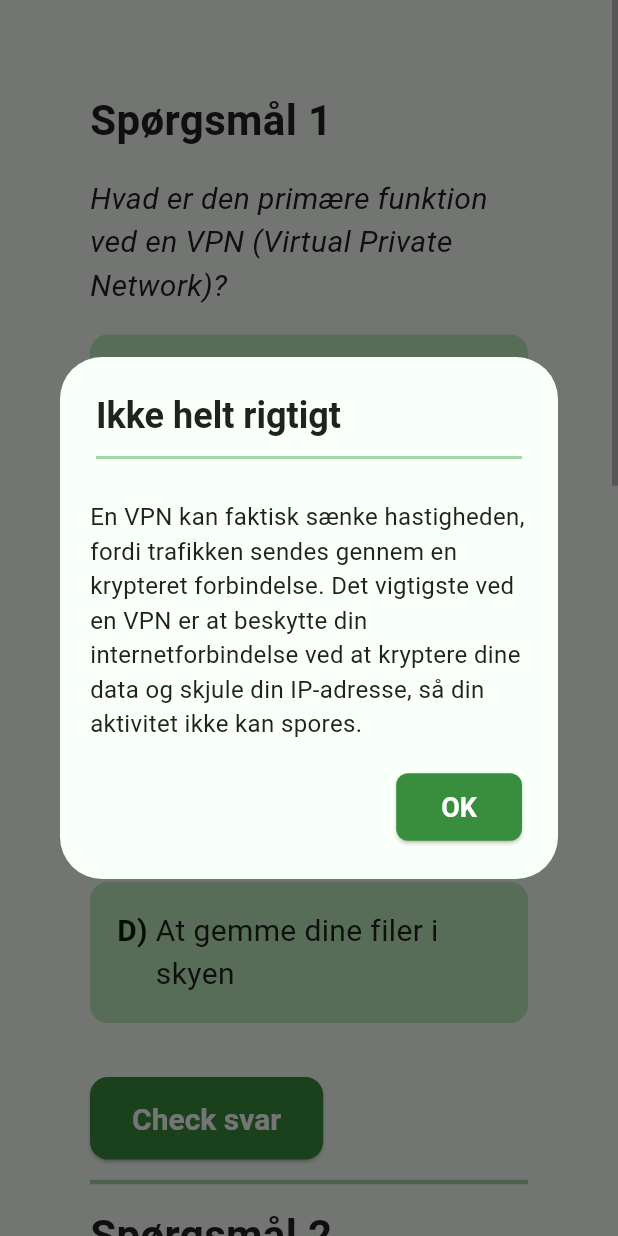
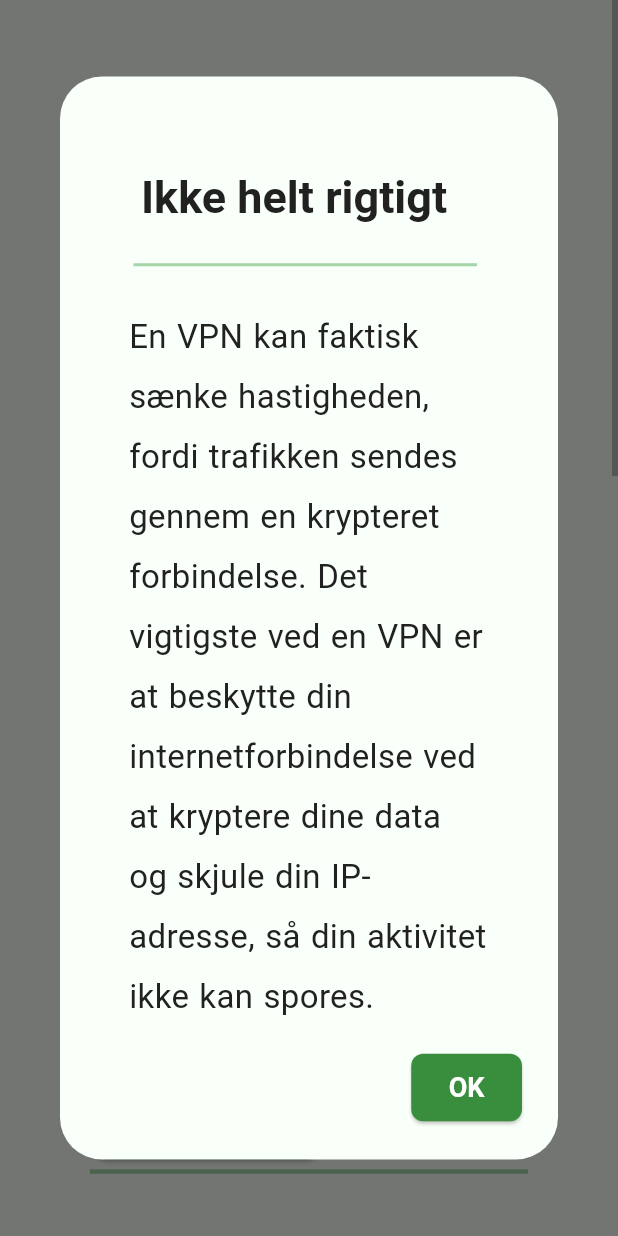
Before and after one commit to NadjaDH/LockEd, a Flutter app: the TaskPage screen opened directly with empty values, after a tap on "A)", after a tap on "Check svar", on a phone screen of 412 x 824 dp. Run offline on Flutter 3.47's test engine with Material 3 defaults, Android fonts, the light colour scheme and no system bars; our stand-ins replace flutter_blue_plus, permission_handler; Roboto replaces fonts that are missing (DM Sans).

Commit message:
de sidste styling ting

```diff
--- a/locked/lib/data/tasks.dart
+++ b/locked/lib/data/tasks.dart
@@ -15,7 +15,7 @@ final List<TaskCollection> taskCollections = [
         ],
         correctAnswerIndex: 1,
         correctFeedback:
-            'Korrekt! En VPN bruges primært til at skabe en sikker forbindelse ved at kryptere din internettrafik og skjule din IP-adresse. Det kan være relevant f.eks. ved hjemmearbejde eller arbejde offentlige steder.',
+            'En VPN bruges primært til at skabe en sikker forbindelse ved at kryptere din internettrafik og skjule din IP-adresse. Det kan være relevant f.eks. ved hjemmearbejde eller arbejde offentlige steder.',
         feedback: [
           'En VPN kan faktisk sænke hastigheden, fordi trafikken sendes gennem en krypteret forbindelse. Det vigtigste ved en VPN er at beskytte din internetforbindelse ved at kryptere dine data og skjule din IP-adresse, så din aktivitet ikke kan spores.',
           'VPNer har ikke noget med antivirus at gøre og kan ikke beskytte dig mod virus direkte. VPNer beskytter dine data under overførsel, mens antivirus beskytter din enhed mod skadelige programmer, to forskellige ting.',
@@ -33,7 +33,7 @@ final List<TaskCollection> taskCollections = [
         ],
         correctAnswerIndex: 0,
         correctFeedback:
-            'Korrekt! Logs gør det muligt at opdage usædvanlig eller mistænkelig aktivitet, så man kan reagere hurtigt og forhindre sikkerhedsbrud.',
+            'Logs gør det muligt at opdage usædvanlig eller mistænkelig aktivitet, så man kan reagere hurtigt og forhindre sikkerhedsbrud.',
         feedback: [
           'Det kan være en bivirkning, men ikke formålet. Logs handler først og fremmest om at overvåge adgang og beskytte systemet mod misbrug, ikke at registrere alt brugerne laver.',
           'Dette handler om brugerrettigheder og adgangsstyring, ikke logging. Logs hjælper med at overvåge adgang, de tildeler den ikke..',
@@ -60,7 +60,7 @@ final List<TaskCollection> taskCollections = [
         ],
         correctAnswerIndex: 1,
         correctFeedback:
-            'Korrekt! En af de mest almindelige årsager til datalæk i cloud-løsninger er forkert opsatte adgangsrettigheder. Hvis man fx ikke begrænser, hvem der må tilgå visse mapper eller databaser, kan følsomme oplysninger ende med at være offentligt tilgængelige uden at man opdager det. Det er ikke nødvendigvis en fejl i systemet, men i måden det er sat op på.',
+            'En af de mest almindelige årsager til datalæk i cloud-løsninger er forkert opsatte adgangsrettigheder. Hvis man fx ikke begrænser, hvem der må tilgå visse mapper eller databaser, kan følsomme oplysninger ende med at være offentligt tilgængelige uden at man opdager det. Det er ikke nødvendigvis en fejl i systemet, men i måden det er sat op på.',
         feedback: [
           'Det kan bestemt være en risiko at dele med de forkerte, men det kræver en aktiv handling. Utilsigtet eksponering i cloud sker oftere ved forkerte standardindstillinger eller glemte begrænsninger, ikke nødvendigvis bevidst deling.',
           'Manglende opdateringer kan føre til sårbarheder, men de fører ikke i sig selv til eksponering af data. Det er mere relateret til risiko for angreb end utilsigtet eksponering.',
@@ -78,7 +78,7 @@ final List<TaskCollection> taskCollections = [
         ],
         correctAnswerIndex: 0,
         correctFeedback:
-            'Korrekt! En databehandleraftale sikrer, at leverandøren håndterer kundedatakorrekt i henhold til lovgivning som GDPR. ISO-certificering kan være en indikator for, at leverandøren følger gode sikkerhedsstandarder, men det er stadig afgørende, at der er en databehandleraftale og konkrete sikkerhedsforanstaltninger for at beskytte data.',
+            'En databehandleraftale sikrer, at leverandøren håndterer kundedatakorrekt i henhold til lovgivning som GDPR. ISO-certificering kan være en indikator for, at leverandøren følger gode sikkerhedsstandarder, men det er stadig afgørende, at der er en databehandleraftale og konkrete sikkerhedsforanstaltninger for at beskytte data.',
         feedback: [
           'ISO-certificeringer og EU-serverplaceringer kan være positive tegn på, at leverandøren tager sikkerhed alvorligt, men de erstatter ikke de juridiske krav som en databehandleraftale og specifikke sikkerhedsforanstaltninger.',
           'Det er klart en fordel med god support og tydelige kontaktpersoner, men det har ikke noget direkte med beskyttelse af kundedata at gøre. Det er ikke nok i sig selv til at sikre lovlig og sikker behandling af persondata.',
--- a/locked/lib/task_page.dart
+++ b/locked/lib/task_page.dart
@@ -67,28 +67,52 @@ class TaskPageState extends State<TaskPage> {
       builder:
           (_) => Center(
             child: ConstrainedBox(
-              constraints: const BoxConstraints(maxWidth: 600),
+              constraints: const BoxConstraints(maxWidth: 1100),
               child: AlertDialog(
                 backgroundColor: Theme.of(context).scaffoldBackgroundColor,
-                contentPadding: const EdgeInsets.all(20),
+                contentPadding: const EdgeInsets.symmetric(
+                  horizontal: 16.0,
+                  vertical: 8.0,
+                ),
                 title: Column(
                   crossAxisAlignment: CrossAxisAlignment.start,
                   children: [
-                    Text(
+                    const SizedBox(height: 30),
+                    Padding(
+                      padding: const EdgeInsets.symmetric(
+                        horizontal: 30.0,
+                        vertical: 8.0,
+                      ), // Adjust padding
+                      child: Text(
                         isCorrect ? 'Korrekt!' : 'Ikke helt rigtigt',
                         style: Theme.of(
                           context,
-                      ).textTheme.titleLarge?.copyWith(fontSize: 24),
+                        ).textTheme.titleLarge?.copyWith(fontSize: 30),
+                      ),
                     ),
                     const SizedBox(height: 5),
-                    const Divider(color: Mycolors.dividerColor, thickness: 2),
+                    const Divider(
+                      color: Mycolors.dividerColor,
+                      thickness: 2,
+                      height: 25, // Adjust spacing
+                      indent: 25.0, // Match the left padding of the text
+                      endIndent: 30.0, // Match the right padding of the text
+                    ),
                   ],
                 ),
-                content: Text(
+                content: Padding(
+                  padding: const EdgeInsets.symmetric(
+                    horizontal: 30.0, // Add horizontal padding
+                    vertical: 8.0, // Add vertical padding
+                  ),
+                  child: Text(
                     feedback, // Show feedback for the selected answer
-                  style: Theme.of(
-                    context,
-                  ).textTheme.bodyMedium?.copyWith(fontSize: 16),
+                    style: Theme.of(context).textTheme.bodyMedium?.copyWith(
+                      fontSize: 22,
+                      wordSpacing: 1,
+                      height: 1.8,
+                    ),
+                  ),
                 ),
                 actions: [
                   ElevatedButton(
@@ -102,7 +126,7 @@ class TaskPageState extends State<TaskPage> {
                       backgroundColor: const Color(0xFF388E3C),
                       foregroundColor: Colors.white,
                       padding: const EdgeInsets.symmetric(
-                        horizontal: 30,
+                        horizontal: 25,
                         vertical: 12,
                       ),
                       shape: RoundedRectangleBorder(
@@ -253,13 +277,16 @@ class TaskPageState extends State<TaskPage> {
 
                           // Divider between questions
                           if (q < currentTask.questions.length - 1)
-                            ConstrainedBox(
-                              constraints: const BoxConstraints(maxWidth: 800),
-                              child: const Divider(
+                            Column(
+                              children: [
+                                const Divider(
                                   color: Mycolors.dividerColor,
                                   thickness: 3,
-                                height: 30, // Increased spacing
                                 ),
+                                const SizedBox(
+                                  height: 30,
+                                ), // Add spacing beneath the divider
+                              ],
                             ),
                         ],
                       ),
@@ -270,10 +297,12 @@ class TaskPageState extends State<TaskPage> {
                       child: const Divider(
                         color: Mycolors.dividerColor,
                         thickness: 3,
-                        height: 30, // Increased spacing
+                        height: 30, // Adjust spacing
                       ),
                     ),
-
+                    const SizedBox(
+                      height: 20,
+                    ), // Add spacing beneath the divider
                     // "Bare til refleksion" heading
                     Align(
                       alignment: Alignment.bottomLeft,
@@ -281,7 +310,7 @@ class TaskPageState extends State<TaskPage> {
                         'Bare til refleksion',
                         style: AppTextStyles.heading.copyWith(
                           fontSize:
-                              24, // Slightly increased font size for heading
+                              28, // Slightly increased font size for heading
                         ),
                         textAlign: TextAlign.left,
                       ),
@@ -320,7 +349,9 @@ class TaskPageState extends State<TaskPage> {
                         child: Text(
                           currentTask.reflectionQuestion,
                           style: AppTextStyles.body.copyWith(
-                            fontSize: 20, // Slightly increased font size
+                            fontSize: 20,
+                            fontWeight:
+                                FontWeight.bold, // Slightly increased font size
                           ),
                           textAlign: TextAlign.left,
                         ),
```
Lines whose indentation alone changed are shown as unchanged.
